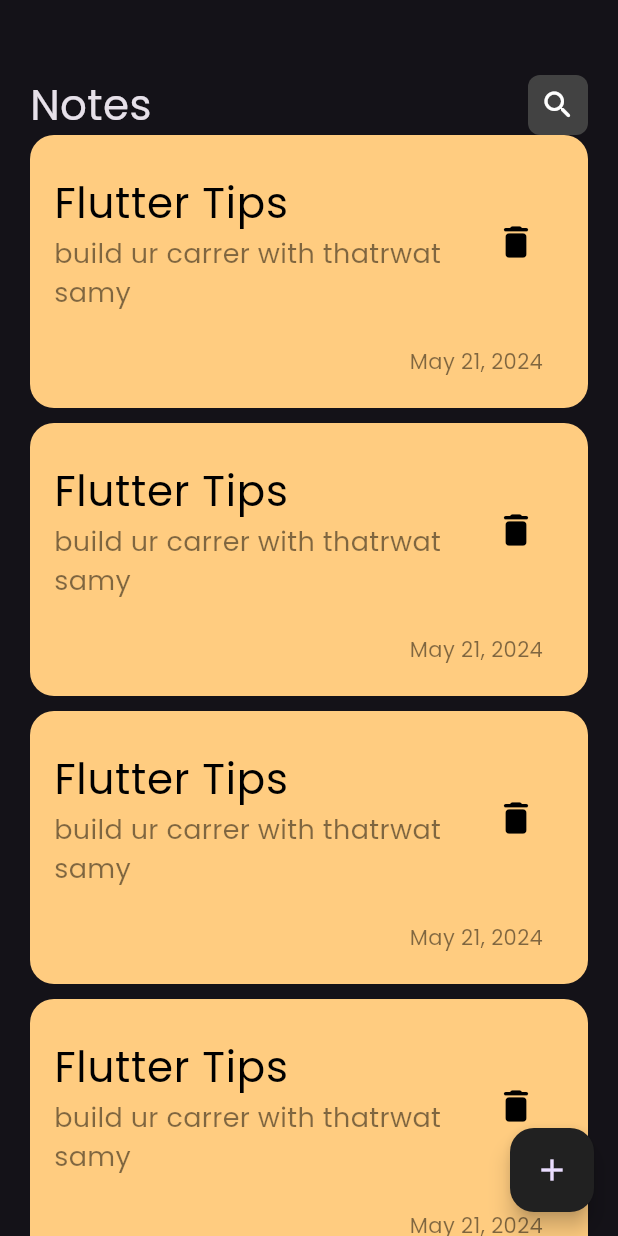
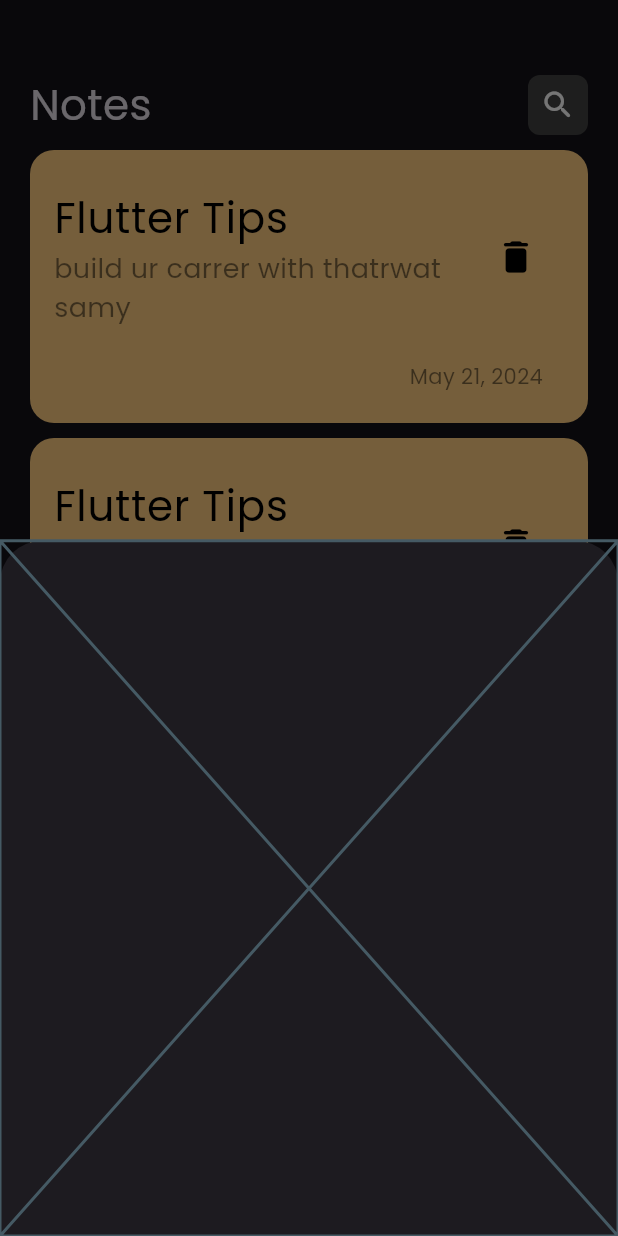
Before and after one commit to marcolous/Flutter-Notes, a Flutter app: the screen it shows after launch, after a tap on the "add" icon, on a phone screen of 412 x 824 dp. Run offline on Flutter 3.47's test engine with Material 3 defaults, Android fonts, the phone set to English and light mode, and no system bars.

```diff
--- a/lib/views/note_view.dart
+++ b/lib/views/note_view.dart
@@ -1,4 +1,5 @@
 import 'package:flutter/material.dart';
+import 'package:notes_app/views/widgets/add_note_botton_sheet.dart';
 import 'package:notes_app/views/widgets/note_view_body.dart';
 
 class NotesView extends StatelessWidget {
@@ -8,7 +9,13 @@ class NotesView extends StatelessWidget {
   Widget build(BuildContext context) {
     return Scaffold(
       floatingActionButton: FloatingActionButton(
-        onPressed: () {},
+        onPressed: () {
+          showModalBottomSheet(
+              context: context,
+              builder: (context) {
+                return const AppNoteBottonSheet();
+              });
+        },
         backgroundColor: Colors.grey[900],
         child: const Icon(Icons.add),
       ),
--- /dev/null
+++ b/lib/views/widgets/add_note_botton_sheet.dart
@@ -0,0 +1,10 @@
+import 'package:flutter/material.dart';
+
+class AppNoteBottonSheet extends StatelessWidget {
+  const AppNoteBottonSheet({super.key});
+
+  @override
+  Widget build(BuildContext context) {
+    return const Placeholder();
+  }
+}
--- a/lib/views/widgets/note_view_body.dart
+++ b/lib/views/widgets/note_view_body.dart
@@ -1,6 +1,5 @@
 import 'package:flutter/material.dart';
 import 'package:notes_app/views/widgets/custom_app_bar.dart';
-import 'package:notes_app/views/widgets/note_item.dart';
 import 'package:notes_app/views/widgets/notes_list_view.dart';
 
 class NoteViewBody extends StatelessWidget {
@@ -13,7 +12,6 @@ class NoteViewBody extends StatelessWidget {
       child: Column(
         children: [
           CustomAppBar(),
-          //NoteItem(),
           NotesListView(),
         ],
       ),
--- a/lib/views/widgets/notes_list_view.dart
+++ b/lib/views/widgets/notes_list_view.dart
@@ -7,15 +7,19 @@ class NotesListView extends StatelessWidget {
   @override
   Widget build(BuildContext context) {
     return Expanded(
+      child: Padding(
+        padding: const EdgeInsets.symmetric(vertical: 10),
         child: ListView.builder(
+          padding: EdgeInsets.zero,
           itemCount: 20,
           itemBuilder: (context, index) {
-          return  const Padding(
+            return const Padding(
               padding: EdgeInsets.only(bottom: 10),
               child: NoteItem(),
             );
           },
         ),
+      ),
     );
   }
 }
```
Lines whose indentation alone changed are shown as unchanged.
